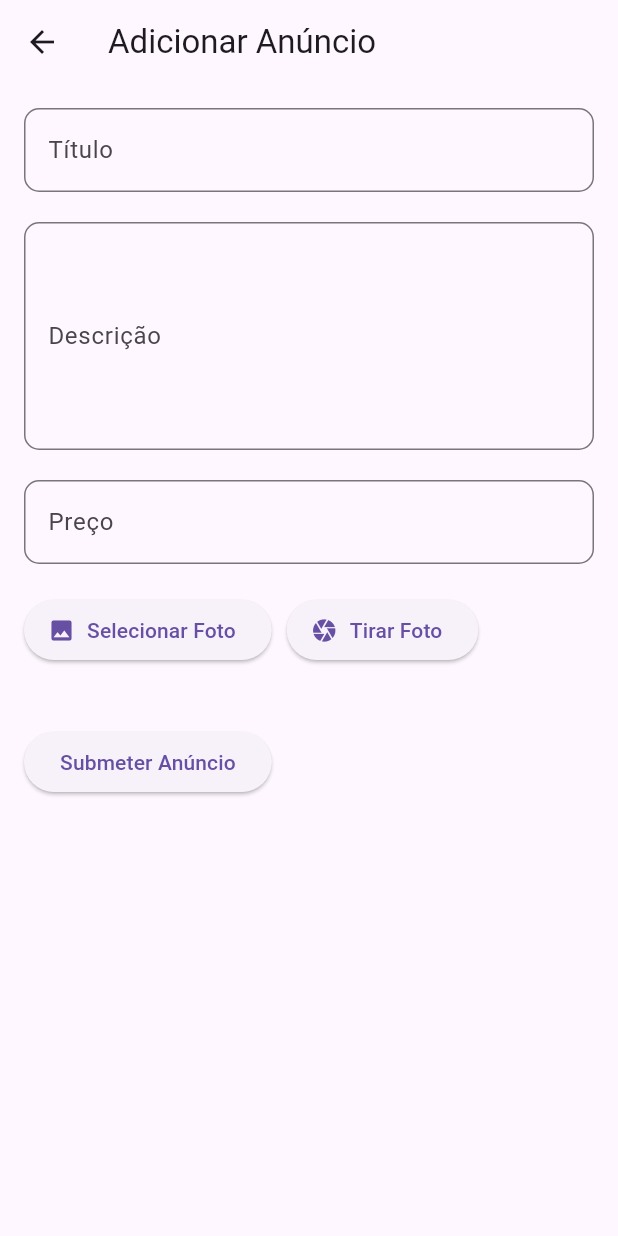
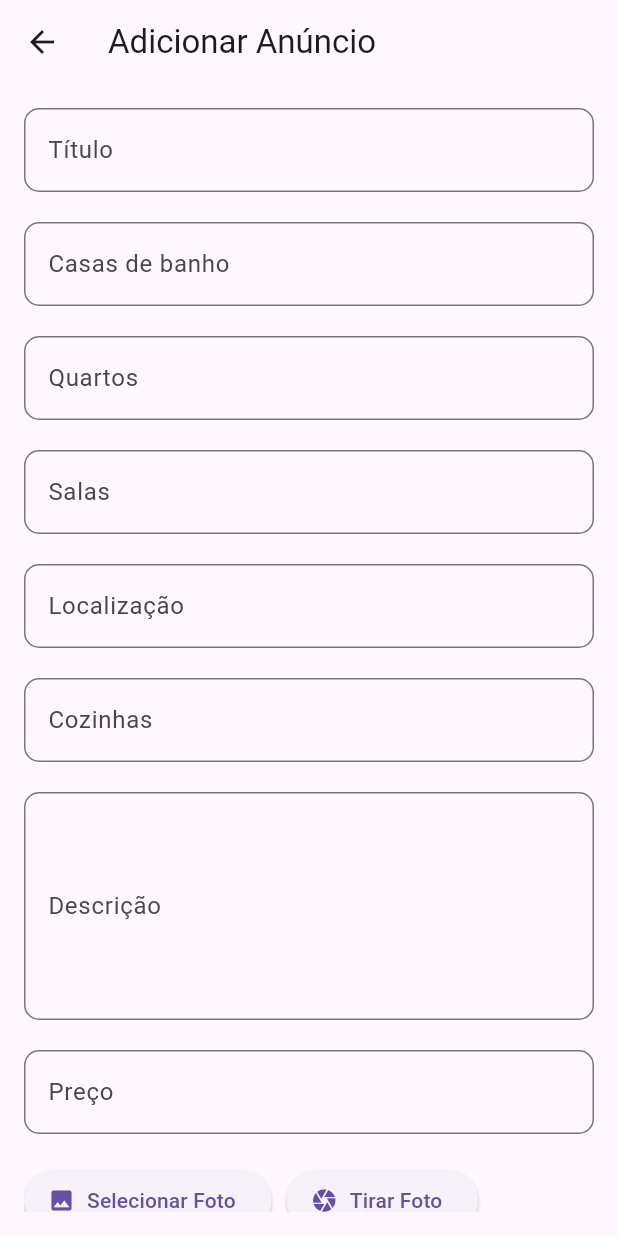
Before and after one commit to Rdk26/real_estate_app, a Flutter app: the AddAnnouncementPage screen opened by its route, on a phone screen of 412 x 824 dp. Run offline on Flutter 3.47's test engine with Material 3 defaults, Android fonts, the phone set to English and light mode, and no system bars; our stand-ins replace carousel_slider, cloud_firestore, firebase_auth, firebase_core, fluttertoast, font_awesome_flutter and 2 more; missing offline and left inert: flutter_sound; accounts and stored records are empty.

```diff
--- a/lib/features/user_auth/presentation/pages/sign_up_page.dart
+++ b/lib/features/user_auth/presentation/pages/sign_up_page.dart
@@ -217,8 +217,6 @@ class _SignUpPageState extends State<SignUpPage> {
       await user.reload();
       user = _firebaseAuth.currentUser;
 
-      print(user);
-
       await _firestore.collection('users').doc(user!.uid).set({
         'id': user.uid,
         'name': username,
--- a/lib/models/user.dart
+++ b/lib/models/user.dart
@@ -5,7 +5,6 @@ class UserModel with ChangeNotifier {
   String _username = '';
   String _email = '';
   String _phone = '';
-  final String _password = '';
 
   String get id => _id;
   String get username => _username;
--- a/lib/pages/add_announcement_page.dart
+++ b/lib/pages/add_announcement_page.dart
@@ -1,3 +1,4 @@
+import 'package:cloud_firestore/cloud_firestore.dart';
 import 'package:flutter/material.dart';
 import 'package:image_picker/image_picker.dart';
 import 'dart:io';
@@ -10,24 +11,57 @@ class AddAnnouncementPage extends StatefulWidget {
 }
 
 class AddAnnouncementPageState extends State<AddAnnouncementPage> {
-  final TextEditingController titleController = TextEditingController();
-  final TextEditingController descriptionController = TextEditingController();
-  final TextEditingController priceController = TextEditingController();
+  final FirebaseFirestore _firestore = FirebaseFirestore.instance;
+
+  final TextEditingController _bathRoomsController = TextEditingController();
+  final TextEditingController _bedRoomsController = TextEditingController();
+  final TextEditingController _descriptionController = TextEditingController();
+  final TextEditingController _livingRoomsController = TextEditingController();
+  final TextEditingController _kitchensController = TextEditingController();
+  final TextEditingController _locationController = TextEditingController();
+  final TextEditingController _priceController = TextEditingController();
+  final TextEditingController _titleController = TextEditingController();
   final List<File> _images = [];
 
   final ImagePicker _picker = ImagePicker();
 
   @override
   void dispose() {
-    titleController.dispose();
-    descriptionController.dispose();
-    priceController.dispose();
+    _bathRoomsController.dispose();
+    _bedRoomsController.dispose();
+    _descriptionController.dispose();
+    _livingRoomsController.dispose();
+    _kitchensController.dispose();
+    _locationController.dispose();
+    _priceController.dispose();
+    _titleController.dispose();
     super.dispose();
   }
 
-  void submitAnnouncement() {
+  void submitAnnouncement() async {
     // Lógica para enviar o anúncio
     // integrar com a API ou bd
+    String bathRooms = _bathRoomsController.text;
+    String bedRooms = _bedRoomsController.text;
+    String description = _descriptionController.text;
+    String livingRooms = _livingRoomsController.text;
+    String kitchens = _kitchensController.text;
+    String location = _locationController.text;
+    String price = _priceController.text;
+    String title = _titleController.text;
+
+    await _firestore.collection('properties').doc().set({
+      'bathRooms': bathRooms,
+      'bedRooms': bedRooms,
+      'description': description,
+      'livingRooms': livingRooms,
+      'kitchens': kitchens,
+      'location': location,
+      'price': price,
+      'title': title,
+      'images': _images,
+    });
+
     Navigator.pop(context);
   }
 
@@ -62,7 +96,7 @@ class AddAnnouncementPageState extends State<AddAnnouncementPage> {
             crossAxisAlignment: CrossAxisAlignment.start,
             children: [
               TextFormField(
-                controller: titleController,
+                controller: _titleController,
                 decoration: const InputDecoration(
                   labelText: 'Título',
                   border: OutlineInputBorder(
@@ -72,7 +106,57 @@ class AddAnnouncementPageState extends State<AddAnnouncementPage> {
               ),
               const SizedBox(height: 20),
               TextFormField(
-                controller: descriptionController,
+                controller: _bathRoomsController,
+                decoration: const InputDecoration(
+                  labelText: 'Casas de banho',
+                  border: OutlineInputBorder(
+                    borderRadius: BorderRadius.all(Radius.circular(10)),
+                  ),
+                ),
+              ),
+              const SizedBox(height: 20),
+              TextFormField(
+                controller: _bedRoomsController,
+                decoration: const InputDecoration(
+                  labelText: 'Quartos',
+                  border: OutlineInputBorder(
+                    borderRadius: BorderRadius.all(Radius.circular(10)),
+                  ),
+                ),
+              ),
+              const SizedBox(height: 20),
+              TextFormField(
+                controller: _livingRoomsController,
+                decoration: const InputDecoration(
+                  labelText: 'Salas',
+                  border: OutlineInputBorder(
+                    borderRadius: BorderRadius.all(Radius.circular(10)),
+                  ),
+                ),
+              ),
+              const SizedBox(height: 20),
+              TextFormField(
+                controller: _locationController,
+                decoration: const InputDecoration(
+                  labelText: 'Localização',
+                  border: OutlineInputBorder(
+                    borderRadius: BorderRadius.all(Radius.circular(10)),
+                  ),
+                ),
+              ),
+              const SizedBox(height: 20),
+              TextFormField(
+                controller: _kitchensController,
+                decoration: const InputDecoration(
+                  labelText: 'Cozinhas',
+                  border: OutlineInputBorder(
+                    borderRadius: BorderRadius.all(Radius.circular(10)),
+                  ),
+                ),
+              ),
+              const SizedBox(height: 20),
+              TextFormField(
+                controller: _descriptionController,
                 decoration: const InputDecoration(
                   labelText: 'Descrição',
                   border: OutlineInputBorder(
@@ -83,7 +167,7 @@ class AddAnnouncementPageState extends State<AddAnnouncementPage> {
               ),
               const SizedBox(height: 20),
               TextFormField(
-                controller: priceController,
+                controller: _priceController,
                 decoration: const InputDecoration(
                   labelText: 'Preço',
                   border: OutlineInputBorder(
```
Also changed, not shown: lib/pages/register.dart (deleted, +0 -105 lines).
